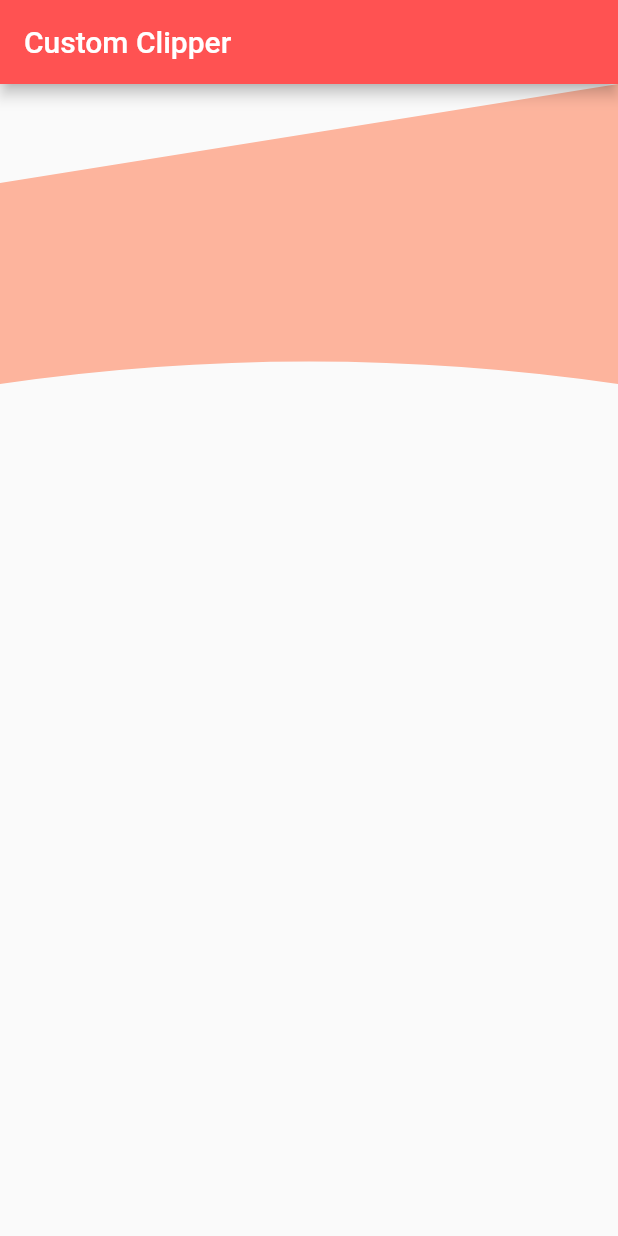
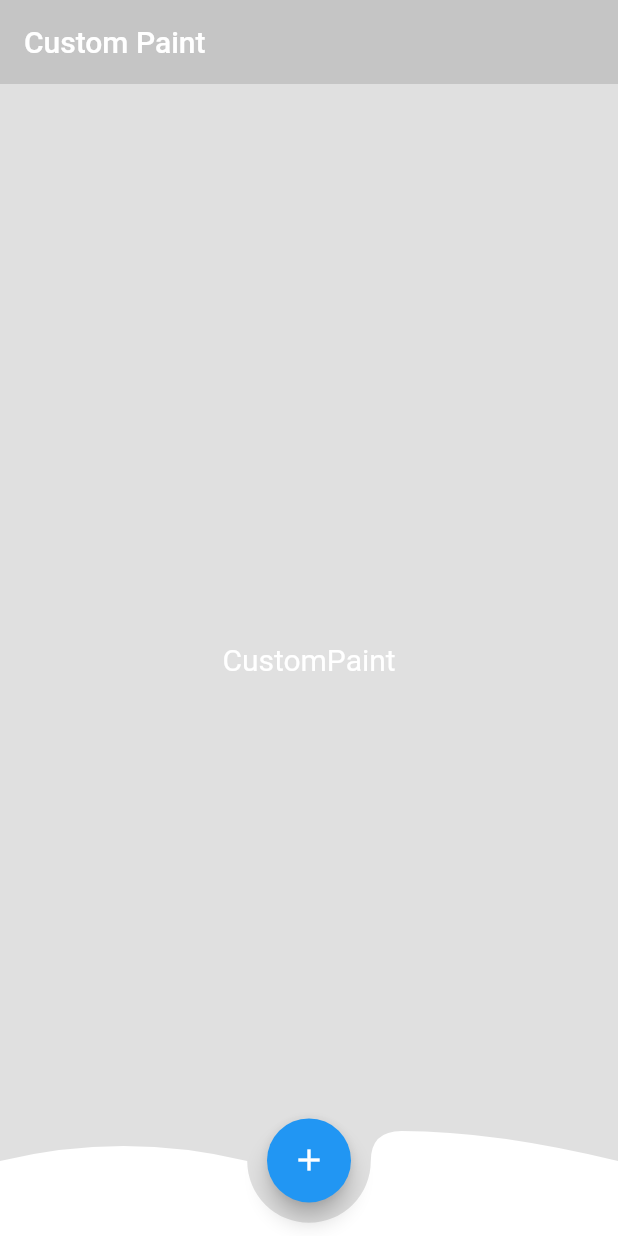
Before and after one commit to mdrabbihossen/flutter_widgets, a Flutter app: the screen it shows after launch, on a phone screen of 412 x 824 dp. Run offline on Flutter 3.47's test engine with Material 2 defaults, Android fonts, the light colour scheme and no system bars.

Commit message:
custompaint

```diff
--- a/lib/main.dart
+++ b/lib/main.dart
@@ -1,6 +1,6 @@
 import 'package:flutter/material.dart';
 
-import 'package:flutter_widgets/widgets/custom_clipper.dart';
+import 'package:flutter_widgets/widgets/custom_paint.dart';
 
 void main() {
   runApp(const MyApp());
@@ -14,7 +14,7 @@ class MyApp extends StatelessWidget {
   Widget build(BuildContext context) {
     return MaterialApp(
       debugShowCheckedModeBanner: false,
-      home: CustomCLipper(),
+      home: CustomPaintWidget(),
     );
   }
 }
--- /dev/null
+++ b/lib/widgets/custom_paint.dart
@@ -0,0 +1,91 @@
+import 'package:flutter/material.dart';
+
+class CustomPaintWidget extends StatefulWidget {
+  const CustomPaintWidget({Key? key}) : super(key: key);
+
+  @override
+  State<CustomPaintWidget> createState() => _CustomPaintWidgetState();
+}
+
+class _CustomPaintWidgetState extends State<CustomPaintWidget> {
+  String text = 'CustomPaint';
+  @override
+  Widget build(BuildContext context) {
+    Size size = MediaQuery.of(context).size;
+
+    return Scaffold(
+      appBar: AppBar(
+        backgroundColor: Colors.black12,
+        elevation: 0,
+        title: Text('Custom Paint'),
+      ),
+      backgroundColor: Colors.black12,
+      body: Stack(
+        children: [
+          Center(
+            child: Text(
+              text,
+              style: TextStyle(
+                fontSize: 20,
+                color: Colors.white,
+              ),
+            ),
+          ),
+          Positioned(
+            bottom: 0,
+            left: 0,
+            child: Container(
+              width: size.width,
+              height: 70,
+              child: Stack(
+                children: [
+                  CustomPaint(
+                    size: Size(size.width, 80),
+                    painter: MyPainter(),
+                  ),
+                  Center(
+                    heightFactor: 0.7,
+                    child: FloatingActionButton(
+                      child: Icon(Icons.add),
+                      onPressed: () {
+                        setState(() {
+                          text += "!";
+                        });
+                      },
+                    ),
+                  )
+                ],
+              ),
+            ),
+          ),
+        ],
+      ),
+    );
+  }
+}
+
+class MyPainter extends CustomPainter {
+  @override
+  void paint(Canvas canvas, Size size) {
+    Paint paint = Paint()
+      ..color = Colors.white
+      ..style = PaintingStyle.fill;
+    Path path = Path()..moveTo(0, 20);
+    path.quadraticBezierTo(size.width * 0.20, 0, size.width * 0.40, 20);
+    path.quadraticBezierTo(size.width * 0.40, 0, size.width * 0.40, 20);
+    path.arcToPoint(Offset(size.width * 0.60, 20),
+        radius: Radius.circular(20), clockwise: false);
+    path.quadraticBezierTo(size.width * 0.60, 0, size.width * 0.65, 0);
+    path.quadraticBezierTo(size.width * 0.80, 0, size.width, 20);
+    path.lineTo(size.width, size.height);
+    path.lineTo(0, size.height);
+    path.close();
+    canvas.drawPath(path, paint);
+  }
+
+  @override
+  bool shouldRepaint(MyPainter oldDelegate) => false;
+
+  @override
+  bool shouldRebuildSemantics(MyPainter oldDelegate) => false;
+}
```
